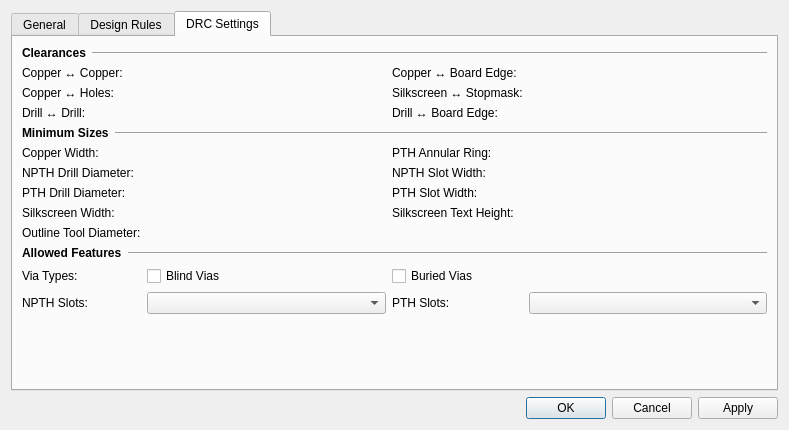
The window that libs/librepcb/editor/project/board/boardsetupdialog.ui (LibrePCB/LibrePCB) describes before a commit, drawn with Qt 5.
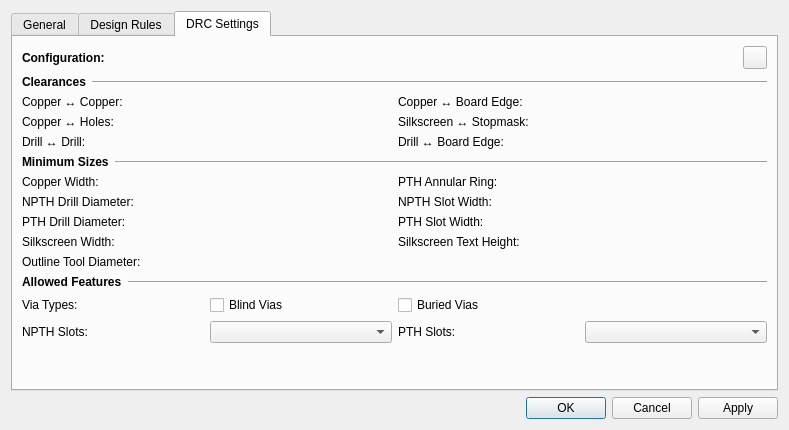
The same window after the commit. The open tabs and pages were chosen to show the change. Icons and pictures are not drawn. Custom widgets are drawn as their Qt base class.

Commit message: Board editor: Support importing design rules from corporates

What changed in the file:
```diff
--- a/libs/librepcb/editor/project/board/boardsetupdialog.ui
+++ b/libs/librepcb/editor/project/board/boardsetupdialog.ui
@@ -566,7 +566,7 @@
             <x>0</x>
             <y>0</y>
             <width>753</width>
-            <height>340</height>
+            <height>380</height>
            </rect>
           </property>
           <property name="sizePolicy">
@@ -575,173 +575,82 @@
             <verstretch>0</verstretch>
            </sizepolicy>
           </property>
-          <layout class="QGridLayout" name="gridLayout_2" columnstretch="0,1,0,1">
+          <layout class="QGridLayout" name="gridLayout_2" columnstretch="0,0,0,0">
            <property name="sizeConstraint">
             <enum>QLayout::SetMinimumSize</enum>
            </property>
-           <item row="6" column="1">
+           <item row="5" column="3">
+            <widget class="librepcb::editor::UnsignedLengthEdit" name="edtDrcClearanceDrillBoard" native="true"/>
+           </item>
+           <item row="8" column="1">
             <widget class="librepcb::editor::UnsignedLengthEdit" name="edtDrcMinCopperWidth" native="true"/>
            </item>
-           <item row="8" column="0">
-            <widget class="QLabel" name="label_18">
-             <property name="text">
-              <string>NPTH Drill Diameter:</string>
-             </property>
-            </widget>
-           </item>
-           <item row="1" column="2">
-            <widget class="QLabel" name="label_23">
-             <property name="text">
-              <string>Copper ↔ Board Edge:</string>
-             </property>
-            </widget>
-           </item>
-           <item row="9" column="1">
-            <widget class="librepcb::editor::UnsignedLengthEdit" name="edtDrcMinPthDrillDiameter" native="true"/>
-           </item>
-           <item row="2" column="1">
-            <widget class="librepcb::editor::UnsignedLengthEdit" name="edtDrcClearanceCopperNpth" native="true"/>
-           </item>
-           <item row="9" column="2">
-            <widget class="QLabel" name="label_15">
-             <property name="text">
-              <string>PTH Slot Width:</string>
-             </property>
-            </widget>
-           </item>
-           <item row="14" column="0">
-            <widget class="QLabel" name="label_2">
-             <property name="text">
-              <string>Via Types:</string>
-             </property>
-            </widget>
-           </item>
-           <item row="6" column="0">
-            <widget class="QLabel" name="label_20">
-             <property name="text">
-              <string>Copper Width:</string>
-             </property>
-            </widget>
-           </item>
            <item row="3" column="3">
-            <widget class="librepcb::editor::UnsignedLengthEdit" name="edtDrcClearanceDrillBoard" native="true"/>
-           </item>
-           <item row="8" column="3">
-            <widget class="librepcb::editor::UnsignedLengthEdit" name="edtDrcMinNpthSlotWidth" native="true"/>
-           </item>
-           <item row="11" column="1">
-            <widget class="librepcb::editor::UnsignedLengthEdit" name="edtDrcMinOutlineToolDiameter" native="true"/>
-           </item>
-           <item row="3" column="1">
-            <widget class="librepcb::editor::UnsignedLengthEdit" name="edtDrcClearanceDrillDrill" native="true"/>
-           </item>
-           <item row="4" column="0" colspan="4">
-            <layout class="QHBoxLayout" name="horizontalLayout_4">
-             <item>
-              <widget class="QLabel" name="label_25">
-               <property name="sizePolicy">
-                <sizepolicy hsizetype="Fixed" vsizetype="Fixed">
-                 <horstretch>0</horstretch>
-                 <verstretch>0</verstretch>
-                </sizepolicy>
-               </property>
-               <property name="font">
-                <font>
-                 <weight>75</weight>
-                 <bold>true</bold>
-                </font>
-               </property>
-               <property name="text">
-                <string>Minimum Sizes</string>
-               </property>
-              </widget>
-             </item>
-             <item>
-              <widget class="Line" name="line_2">
-               <property name="sizePolicy">
-                <sizepolicy hsizetype="Minimum" vsizetype="Preferred">
-                 <horstretch>0</horstretch>
-                 <verstretch>0</verstretch>
-                </sizepolicy>
-               </property>
-               <property name="orientation">
-                <enum>Qt::Horizontal</enum>
-               </property>
-              </widget>
-             </item>
-            </layout>
-           </item>
-           <item row="15" column="2">
-            <widget class="QLabel" name="label_17">
-             <property name="text">
-              <string>PTH Slots:</string>
-             </property>
-            </widget>
-           </item>
-           <item row="1" column="3">
             <widget class="librepcb::editor::UnsignedLengthEdit" name="edtDrcClearanceCopperBoard" native="true"/>
            </item>
-           <item row="12" column="0" colspan="4">
-            <layout class="QHBoxLayout" name="horizontalLayout_5">
-             <item>
-              <widget class="QLabel" name="label_29">
-               <property name="sizePolicy">
-                <sizepolicy hsizetype="Fixed" vsizetype="Fixed">
-                 <horstretch>0</horstretch>
-                 <verstretch>0</verstretch>
-                </sizepolicy>
-               </property>
-               <property name="font">
-                <font>
-                 <weight>75</weight>
-                 <bold>true</bold>
-                </font>
-               </property>
-               <property name="text">
-                <string>Allowed Features</string>
-               </property>
-              </widget>
-             </item>
-             <item>
-              <widget class="Line" name="line">
-               <property name="sizePolicy">
-                <sizepolicy hsizetype="Minimum" vsizetype="Preferred">
-                 <horstretch>0</horstretch>
-                 <verstretch>0</verstretch>
-                </sizepolicy>
-               </property>
-               <property name="orientation">
-                <enum>Qt::Horizontal</enum>
-               </property>
-              </widget>
-             </item>
-            </layout>
+           <item row="11" column="1">
+            <widget class="librepcb::editor::UnsignedLengthEdit" name="edtDrcMinPthDrillDiameter" native="true"/>
            </item>
-           <item row="1" column="0">
-            <widget class="QLabel" name="label_19">
-             <property name="text">
-              <string>Copper ↔ Copper:</string>
-             </property>
-            </widget>
-           </item>
-           <item row="15" column="0">
+           <item row="17" column="0">
             <widget class="QLabel" name="label_21">
              <property name="text">
               <string>NPTH Slots:</string>
              </property>
             </widget>
            </item>
-           <item row="1" column="1">
-            <widget class="librepcb::editor::UnsignedLengthEdit" name="edtDrcClearanceCopperCopper" native="true"/>
-           </item>
-           <item row="8" column="2">
-            <widget class="QLabel" name="label_16">
-             <property name="text">
-              <string>NPTH Slot Width:</string>
+           <item row="19" column="0">
+            <spacer name="verticalSpacer">
+             <property name="orientation">
+              <enum>Qt::Orientation::Vertical</enum>
              </property>
-            </widget>
+             <property name="sizeHint" stdset="0">
+              <size>
+               <width>20</width>
+               <height>40</height>
+              </size>
+             </property>
+            </spacer>
            </item>
-           <item row="14" column="1">
+           <item row="1" column="0" colspan="4">
+            <layout class="QHBoxLayout" name="horizontalLayout_8" stretch="0,1,0">
+             <item>
+              <widget class="QLabel" name="lblDrcConfigTitle">
+               <property name="font">
+                <font>
+                 <bold>true</bold>
+                </font>
+               </property>
+               <property name="text">
+                <string notr="true">Configuration:</string>
+               </property>
+              </widget>
+             </item>
+             <item>
+              <widget class="QLabel" name="lblDrcConfigName">
+               <property name="sizePolicy">
+                <sizepolicy hsizetype="Ignored" vsizetype="Preferred">
+                 <horstretch>0</horstretch>
+                 <verstretch>0</verstretch>
+                </sizepolicy>
+               </property>
+               <property name="text">
+                <string notr="true"/>
+               </property>
+              </widget>
+             </item>
+             <item>
+              <widget class="QToolButton" name="btnLoadDrcSettings">
+               <property name="toolTip">
+                <string>Load Settings...</string>
+               </property>
+               <property name="text">
+                <string notr="true"/>
+               </property>
+              </widget>
+             </item>
+            </layout>
+           </item>
+           <item row="16" column="1">
             <widget class="QCheckBox" name="cbxBlindViasAllowed">
              <property name="toolTip">
               <string>Allow vias whith either start or end on an inner copper layer.</string>
@@ -751,17 +660,24 @@
              </property>
             </widget>
            </item>
-           <item row="6" column="3">
-            <widget class="librepcb::editor::UnsignedLengthEdit" name="edtDrcMinPthAnnularRing" native="true"/>
-           </item>
-           <item row="6" column="2">
-            <widget class="QLabel" name="label_22">
+           <item row="12" column="2">
+            <widget class="QLabel" name="label_34">
              <property name="text">
-              <string>PTH Annular Ring:</string>
+              <string>Silkscreen Text Height:</string>
              </property>
             </widget>
            </item>
-           <item row="14" column="2">
+           <item row="4" column="1">
+            <widget class="librepcb::editor::UnsignedLengthEdit" name="edtDrcClearanceCopperNpth" native="true"/>
+           </item>
+           <item row="17" column="1">
+            <widget class="QComboBox" name="cbxDrcAllowedNpthSlots">
+             <property name="insertPolicy">
+              <enum>QComboBox::InsertPolicy::NoInsert</enum>
+             </property>
+            </widget>
+           </item>
+           <item row="16" column="2">
             <widget class="QCheckBox" name="cbxBuriedViasAllowed">
              <property name="toolTip">
               <string>Allow vias which start and end on inner copper layers.</string>
@@ -771,140 +687,260 @@
              </property>
             </widget>
            </item>
-           <item row="10" column="1">
+           <item row="4" column="0">
+            <widget class="QLabel" name="label_14">
+             <property name="text">
+              <string>Copper ↔ Holes:</string>
+             </property>
+            </widget>
+           </item>
+           <item row="3" column="2">
+            <widget class="QLabel" name="label_23">
+             <property name="text">
+              <string>Copper ↔ Board Edge:</string>
+             </property>
+            </widget>
+           </item>
+           <item row="10" column="3">
+            <widget class="librepcb::editor::UnsignedLengthEdit" name="edtDrcMinNpthSlotWidth" native="true"/>
+           </item>
+           <item row="12" column="0">
+            <widget class="QLabel" name="label_33">
+             <property name="text">
+              <string>Silkscreen Width:</string>
+             </property>
+            </widget>
+           </item>
+           <item row="12" column="1">
             <widget class="librepcb::editor::UnsignedLengthEdit" name="edtDrcMinSilkscreenWidth" native="true"/>
            </item>
-           <item row="9" column="3">
-            <widget class="librepcb::editor::UnsignedLengthEdit" name="edtDrcMinPthSlotWidth" native="true"/>
-           </item>
-           <item row="2" column="3">
-            <widget class="librepcb::editor::UnsignedLengthEdit" name="edtDrcClearanceSilkscreenStopmask" native="true"/>
+           <item row="11" column="2">
+            <widget class="QLabel" name="label_15">
+             <property name="text">
+              <string>PTH Slot Width:</string>
+             </property>
+            </widget>
            </item>
            <item row="11" column="0">
-            <widget class="QLabel" name="label_30">
-             <property name="toolTip">
-              <string>Minimum board outline milling tool diameter. Restricts the radius of inner board edges.</string>
-             </property>
+            <widget class="QLabel" name="label_24">
              <property name="text">
-              <string>Outline Tool Diameter:</string>
+              <string>PTH Drill Diameter:</string>
              </property>
             </widget>
            </item>
-           <item row="15" column="1">
-            <widget class="QComboBox" name="cbxDrcAllowedNpthSlots">
-             <property name="insertPolicy">
-              <enum>QComboBox::NoInsert</enum>
-             </property>
-            </widget>
-           </item>
-           <item row="0" column="0" colspan="4">
-            <layout class="QHBoxLayout" name="horizontalLayout">
-             <item>
-              <widget class="QLabel" name="label_28">
-               <property name="sizePolicy">
-                <sizepolicy hsizetype="Fixed" vsizetype="Fixed">
-                 <horstretch>0</horstretch>
-                 <verstretch>0</verstretch>
-                </sizepolicy>
-               </property>
-               <property name="font">
-                <font>
-                 <weight>75</weight>
-                 <bold>true</bold>
-                </font>
-               </property>
-               <property name="text">
-                <string>Clearances</string>
-               </property>
-              </widget>
-             </item>
-             <item>
-              <widget class="Line" name="line_4">
-               <property name="sizePolicy">
-                <sizepolicy hsizetype="Minimum" vsizetype="Preferred">
-                 <horstretch>0</horstretch>
-                 <verstretch>0</verstretch>
-                </sizepolicy>
-               </property>
-               <property name="orientation">
-                <enum>Qt::Horizontal</enum>
-               </property>
-              </widget>
-             </item>
-            </layout>
-           </item>
-           <item row="2" column="2">
+           <item row="4" column="2">
             <widget class="QLabel" name="label_32">
              <property name="text">
               <string>Silkscreen ↔ Stopmask:</string>
              </property>
             </widget>
            </item>
-           <item row="3" column="2">
+           <item row="12" column="3">
+            <widget class="librepcb::editor::UnsignedLengthEdit" name="edtDrcMinSilkscreenTextHeight" native="true"/>
+           </item>
+           <item row="5" column="2">
             <widget class="QLabel" name="label_27">
              <property name="text">
               <string>Drill ↔ Board Edge:</string>
              </property>
             </widget>
            </item>
-           <item row="3" column="0">
+           <item row="10" column="0">
+            <widget class="QLabel" name="label_18">
+             <property name="text">
+              <string>NPTH Drill Diameter:</string>
+             </property>
+            </widget>
+           </item>
+           <item row="8" column="3">
+            <widget class="librepcb::editor::UnsignedLengthEdit" name="edtDrcMinPthAnnularRing" native="true"/>
+           </item>
+           <item row="16" column="0">
+            <widget class="QLabel" name="label_2">
+             <property name="text">
+              <string>Via Types:</string>
+             </property>
+            </widget>
+           </item>
+           <item row="3" column="1">
+            <widget class="librepcb::editor::UnsignedLengthEdit" name="edtDrcClearanceCopperCopper" native="true"/>
+           </item>
+           <item row="17" column="2">
+            <widget class="QLabel" name="label_17">
+             <property name="text">
+              <string>PTH Slots:</string>
+             </property>
+            </widget>
+           </item>
+           <item row="5" column="0">
             <widget class="QLabel" name="label_26">
              <property name="text">
               <string>Drill ↔ Drill:</string>
              </property>
             </widget>
            </item>
-           <item row="10" column="0">
-            <widget class="QLabel" name="label_33">
-             <property name="text">
-              <string>Silkscreen Width:</string>
-             </property>
-            </widget>
-           </item>
-           <item row="8" column="1">
-            <widget class="librepcb::editor::UnsignedLengthEdit" name="edtDrcMinNpthDrillDiameter" native="true"/>
-           </item>
-           <item row="2" column="0">
-            <widget class="QLabel" name="label_14">
-             <property name="text">
-              <string>Copper ↔ Holes:</string>
-             </property>
-            </widget>
-           </item>
-           <item row="9" column="0">
-            <widget class="QLabel" name="label_24">
-             <property name="text">
-              <string>PTH Drill Diameter:</string>
-             </property>
-            </widget>
-           </item>
-           <item row="15" column="3">
+           <item row="17" column="3">
             <widget class="QComboBox" name="cbxDrcAllowedPthSlots">
              <property name="insertPolicy">
               <enum>QComboBox::NoInsert</enum>
              </property>
             </widget>
            </item>
-           <item row="17" column="0">
-            <spacer name="verticalSpacer">
-             <property name="orientation">
-              <enum>Qt::Vertical</enum>
-             </property>
-             <property name="sizeHint" stdset="0">
-              <size>
-               <width>20</width>
-               <height>40</height>
-              </size>
-             </property>
-            </spacer>
-           </item>
-           <item row="10" column="3">
-            <widget class="librepcb::editor::UnsignedLengthEdit" name="edtDrcMinSilkscreenTextHeight" native="true"/>
+           <item row="2" column="0" colspan="4">
+            <layout class="QHBoxLayout" name="horizontalLayout">
+             <item>
+              <widget class="QLabel" name="label_28">
+               <property name="sizePolicy">
+                <sizepolicy hsizetype="Fixed" vsizetype="Fixed">
+                 <horstretch>0</horstretch>
+                 <verstretch>0</verstretch>
+                </sizepolicy>
+               </property>
+               <property name="font">
+                <font>
+                 <bold>true</bold>
+                </font>
+               </property>
+               <property name="text">
+                <string>Clearances</string>
+               </property>
+              </widget>
+             </item>
+             <item>
+              <widget class="Line" name="line_4">
+               <property name="sizePolicy">
+                <sizepolicy hsizetype="Minimum" vsizetype="Preferred">
+                 <horstretch>0</horstretch>
+                 <verstretch>0</verstretch>
+                </sizepolicy>
+               </property>
+               <property name="orientation">
+                <enum>Qt::Orientation::Horizontal</enum>
+               </property>
+              </widget>
+             </item>
+            </layout>
            </item>
            <item row="10" column="2">
-            <widget class="QLabel" name="label_34">
+            <widget class="QLabel" name="label_16">
              <property name="text">
-              <string>Silkscreen Text Height:</string>
+              <string>NPTH Slot Width:</string>
+             </property>
+            </widget>
+           </item>
+           <item row="11" column="3">
+            <widget class="librepcb::editor::UnsignedLengthEdit" name="edtDrcMinPthSlotWidth" native="true"/>
+           </item>
+           <item row="13" column="1">
+            <widget class="librepcb::editor::UnsignedLengthEdit" name="edtDrcMinOutlineToolDiameter" native="true"/>
+           </item>
+           <item row="14" column="0" colspan="4">
+            <layout class="QHBoxLayout" name="horizontalLayout_5">
+             <item>
+              <widget class="QLabel" name="label_29">
+               <property name="sizePolicy">
+                <sizepolicy hsizetype="Fixed" vsizetype="Fixed">
+                 <horstretch>0</horstretch>
+                 <verstretch>0</verstretch>
+                </sizepolicy>
+               </property>
+               <property name="font">
+                <font>
+                 <bold>true</bold>
+                </font>
+               </property>
+               <property name="text">
+                <string>Allowed Features</string>
+               </property>
+              </widget>
+             </item>
+             <item>
+              <widget class="Line" name="line">
+               <property name="sizePolicy">
+                <sizepolicy hsizetype="Minimum" vsizetype="Preferred">
+                 <horstretch>0</horstretch>
+                 <verstretch>0</verstretch>
+                </sizepolicy>
+               </property>
+               <property name="orientation">
+                <enum>Qt::Orientation::Horizontal</enum>
+               </property>
+              </widget>
+             </item>
+            </layout>
+           </item>
+           <item row="3" column="0">
+            <widget class="QLabel" name="label_19">
+             <property name="text">
+              <string>Copper ↔ Copper:</string>
+             </property>
+            </widget>
+           </item>
+           <item row="10" column="1">
+            <widget class="librepcb::editor::UnsignedLengthEdit" name="edtDrcMinNpthDrillDiameter" native="true"/>
+           </item>
+           <item row="5" column="1">
+            <widget class="librepcb::editor::UnsignedLengthEdit" name="edtDrcClearanceDrillDrill" native="true"/>
+           </item>
+           <item row="4" column="3">
+            <widget class="librepcb::editor::UnsignedLengthEdit" name="edtDrcClearanceSilkscreenStopmask" native="true"/>
+           </item>
+           <item row="8" column="0">
+            <widget class="QLabel" name="label_20">
+             <property name="text">
+              <string>Copper Width:</string>
+             </property>
+            </widget>
+           </item>
+           <item row="6" column="0" colspan="4">
+            <layout class="QHBoxLayout" name="horizontalLayout_4">
+             <item>
+              <widget class="QLabel" name="label_25">
+               <property name="sizePolicy">
+                <sizepolicy hsizetype="Fixed" vsizetype="Fixed">
+                 <horstretch>0</horstretch>
+                 <verstretch>0</verstretch>
+                </sizepolicy>
+               </property>
+               <property name="font">
+                <font>
+                 <bold>true</bold>
+                </font>
+               </property>
+               <property name="text">
+                <string>Minimum Sizes</string>
+               </property>
+              </widget>
+             </item>
+             <item>
+              <widget class="Line" name="line_2">
+               <property name="sizePolicy">
+                <sizepolicy hsizetype="Minimum" vsizetype="Preferred">
+                 <horstretch>0</horstretch>
+                 <verstretch>0</verstretch>
+                </sizepolicy>
+               </property>
+               <property name="orientation">
+                <enum>Qt::Orientation::Horizontal</enum>
+               </property>
+              </widget>
+             </item>
+            </layout>
+           </item>
+           <item row="13" column="0">
+            <widget class="QLabel" name="label_30">
+             <property name="toolTip">
+              <string>Minimum board outline milling tool diameter. Restricts the radius of inner board edges.</string>
+             </property>
+             <property name="text">
+              <string>Outline Tool Diameter:</string>
+             </property>
+            </widget>
+           </item>
+           <item row="8" column="2">
+            <widget class="QLabel" name="label_22">
+             <property name="text">
+              <string>PTH Annular Ring:</string>
              </property>
             </widget>
            </item>
```
Left out of the diff: 36 changed lines with no effect on the pictures. The commit also changes 20 other files.
